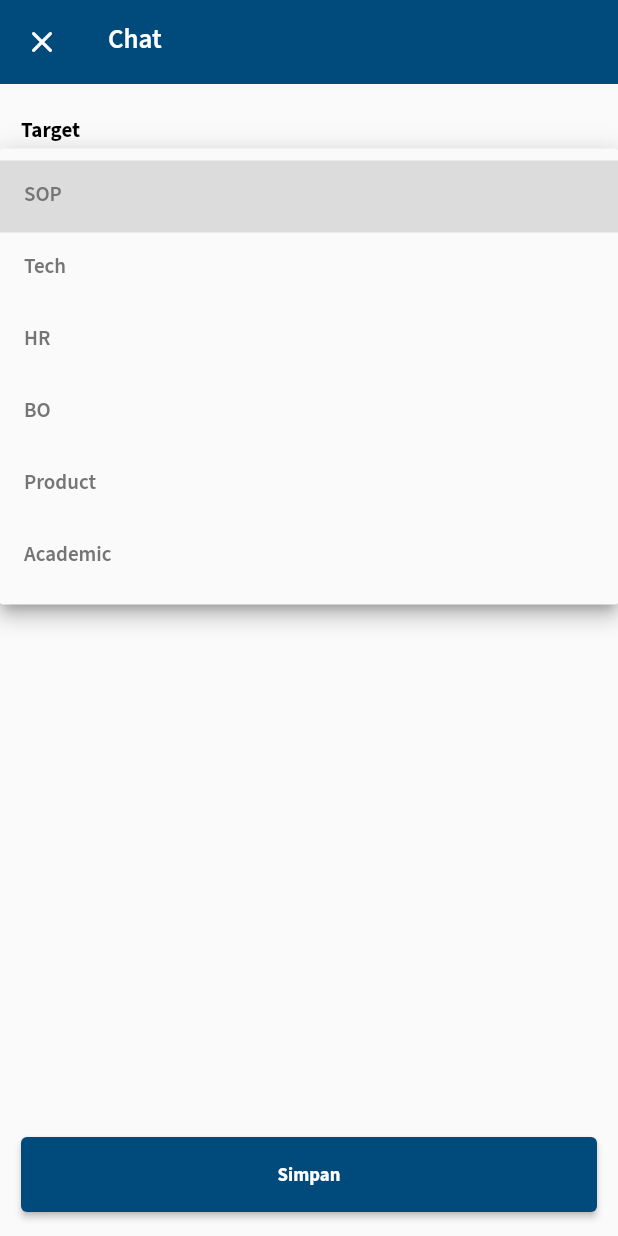
After one commit to riyanurdiansyah/arfriendv2, a Flutter app: the HistoryChatPage screen opened by its route, after a tap on the "add" icon, after a tap on ".....", on a phone screen of 412 x 824 dp. The commit adds this screen. Run offline on Flutter 3.47's test engine with Material 2 defaults, Android fonts, the phone set to English and light mode, and no system bars; our stand-ins replace animated_text_kit, cloud_firestore, csv, dartz, dio, dropdown_button2 and 10 more; accounts and stored records are empty.

Commit message:
update mobile

```diff
--- a/lib/blocs/chat/chat_bloc.dart
+++ b/lib/blocs/chat/chat_bloc.dart
@@ -53,6 +53,7 @@ class ChatBloc extends Bloc<ChatEvent, ChatState> {
         .doc("configs")
         .get());
     apiKey = data.data()!["api_key"];
+    print("object");
     add(ChatOnGetListHistoryMessageEvent());
     add(ChatOnStreamHistoryEvent());
     emit(state.copyWith(isLoadingSetup: false));
@@ -146,6 +147,7 @@ class ChatBloc extends Bloc<ChatEvent, ChatState> {
       "target": state.target.isEmpty ? "all" : state.target,
       "idTarget": "",
     };
+    tcTitle.clear();
     await apiService.createChat(body);
     add(ChatOnGetListHistoryMessageEvent());
   }
@@ -211,6 +213,7 @@ class ChatBloc extends Bloc<ChatEvent, ChatState> {
       final ava = await speech.initialize();
       if (ava) {
         speech.listen(
+          localeId: "id_ID",
           onResult: (result) {
             debugPrint("HASIL : ${result.recognizedWords}");
             tcQuestion.text = result.recognizedWords;
--- /dev/null
+++ b/lib/pages/mobile/history_chat_page.dart
@@ -0,0 +1,241 @@
+import 'package:arfriendv2/utils/app_color.dart';
+import 'package:arfriendv2/utils/app_text.dart';
+import 'package:arfriendv2/utils/route_name.dart';
+import 'package:flutter/material.dart';
+import 'package:flutter/services.dart';
+import 'package:flutter_bloc/flutter_bloc.dart';
+import 'package:go_router/go_router.dart';
+import 'package:google_fonts/google_fonts.dart';
+
+import '../../blocs/chat/chat_bloc.dart';
+import '../../utils/app_constanta.dart';
+import '../../utils/validators.dart';
+
+class HistoryChatPage extends StatefulWidget {
+  const HistoryChatPage({super.key});
+
+  @override
+  State<HistoryChatPage> createState() => _HistoryChatPageState();
+}
+
+class _HistoryChatPageState extends State<HistoryChatPage> {
+  final _chatBloc = ChatBloc();
+  final GlobalKey<ScaffoldState> _scaffoldKey = GlobalKey<ScaffoldState>();
+
+  @override
+  void initState() {
+    _chatBloc.add(ChatInitialEvent());
+    super.initState();
+  }
+
+  @override
+  Widget build(BuildContext context) {
+    final size = MediaQuery.of(context).size;
+    return AnnotatedRegion(
+      value: SystemUiOverlayStyle(
+        statusBarColor:
+            colorPrimaryDark.withOpacity(0.5), // ubah warna status bar disini
+      ),
+      child: BlocProvider<ChatBloc>(
+        create: (context) => _chatBloc,
+        child: SafeArea(
+          child: Scaffold(
+            key: _scaffoldKey,
+            endDrawer: Scaffold(
+              appBar: AppBar(
+                backgroundColor: colorPrimaryDark,
+                leading: IconButton(
+                  onPressed: () => _scaffoldKey.currentState!.closeEndDrawer(),
+                  icon: const Icon(
+                    Icons.close_rounded,
+                    color: Colors.white,
+                  ),
+                ),
+                title: AppText.labelW600(
+                  "Chat",
+                  18,
+                  Colors.white,
+                ),
+                iconTheme: const IconThemeData(),
+                elevation: 0,
+              ),
+              body: Form(
+                child: Padding(
+                  padding:
+                      const EdgeInsets.symmetric(vertical: 25, horizontal: 14),
+                  child: Column(
+                    crossAxisAlignment: CrossAxisAlignment.start,
+                    mainAxisSize: MainAxisSize.min,
+                    children: [
+                      AppText.labelW700(
+                        "Target",
+                        14,
+                        Colors.black,
+                      ),
+                      const SizedBox(
+                        height: 12,
+                      ),
+                      DropdownButtonFormField<String>(
+                        items: listDivisi.map((String data) {
+                          return DropdownMenuItem<String>(
+                            value: data,
+                            child: Row(
+                              children: <Widget>[
+                                AppText.labelW600(
+                                  data,
+                                  14,
+                                  Colors.grey.shade600,
+                                ),
+                              ],
+                            ),
+                          );
+                        }).toList(),
+                        onChanged: (val) =>
+                            _chatBloc.add(ChatOnChangeTargetEvent(val!)),
+                        decoration: InputDecoration(
+                          hintStyle: GoogleFonts.poppins(),
+                          contentPadding: const EdgeInsets.symmetric(
+                              vertical: 0, horizontal: 12),
+                          hintText: ".....",
+                          border: const OutlineInputBorder(),
+                        ),
+                      ),
+                      const SizedBox(
+                        height: 18,
+                      ),
+                      AppText.labelW700(
+                        "Judul Chat",
+                        14,
+                        Colors.black,
+                      ),
+                      const SizedBox(
+                        height: 12,
+                      ),
+                      TextFormField(
+                        controller: _chatBloc.tcTitle,
+                        textInputAction: TextInputAction.done,
+                        validator: (val) => Validators.requiredField(val!),
+                        decoration: InputDecoration(
+                          hintStyle: GoogleFonts.poppins(),
+                          contentPadding: const EdgeInsets.symmetric(
+                              vertical: 0, horizontal: 12),
+                          hintText: "....",
+                          border: const OutlineInputBorder(),
+                        ),
+                        // onChanged: (val) =>
+                        //     _blastBloc.add(BlastOnChangeTextFieldEvent("hp", val)),
+                      ),
+                    ],
+                  ),
+                ),
+              ),
+              bottomNavigationBar: Container(
+                margin:
+                    const EdgeInsets.symmetric(vertical: 16, horizontal: 14),
+                height: 50,
+                child: ElevatedButton(
+                  style: ElevatedButton.styleFrom(
+                    backgroundColor: colorPrimaryDark,
+                  ),
+                  onPressed: () {
+                    context.pop();
+                    _chatBloc.add(ChatOnCreateMessageEvent());
+                  },
+                  child: Text(
+                    'Simpan',
+                    style: GoogleFonts.sourceSansPro(
+                      fontSize: 12.5,
+                      fontWeight: FontWeight.w700,
+                      color: Colors.white,
+                    ),
+                  ),
+                ),
+              ),
+            ),
+            appBar: AppBar(
+              elevation: 0,
+              backgroundColor: colorPrimaryDark,
+              automaticallyImplyLeading: false,
+              centerTitle: false,
+              title: Image.asset(
+                "assets/images/logo.webp",
+                width: 125,
+              ),
+              actions: [
+                IconButton(
+                  onPressed: () {
+                    _scaffoldKey.currentState!.openEndDrawer();
+                  },
+                  icon: const Icon(
+                    Icons.add_rounded,
+                  ),
+                )
+              ],
+            ),
+            body: Stack(
+              children: [
+                // SizedBox(
+                //   width: double.infinity,
+                //   height: size.height,
+                //   child: Image.asset(
+                //     "assets/images/bg.webp",
+                //     fit: BoxFit.cover,
+                //   ),
+                // ),
+                BlocBuilder<ChatBloc, ChatState>(
+                  builder: (context, state) {
+                    if (state.listHistory.isEmpty) {
+                      return Center(
+                        child: Column(
+                          mainAxisAlignment: MainAxisAlignment.center,
+                          children: [
+                            AppText.labelW400(
+                              "Tidak ada history",
+                              16,
+                              Colors.grey,
+                            ),
+                          ],
+                        ),
+                      );
+                    }
+                    return Column(
+                      children: List.generate(
+                        state.listHistory.length,
+                        (index) => ListTile(
+                          onTap: () {
+                            _chatBloc.add(ChatOnTapHistoryIdEvent(
+                                state.listHistory[index].idChat));
+                            context.pushNamed(RouteName.chatapp,
+                                extra: _chatBloc,
+                                queryParameters: {
+                                  "id": state.listHistory[index].idChat
+                                });
+                          },
+                          title: Text(
+                            state.listHistory[index].target,
+                            style: GoogleFonts.sourceSansPro(
+                              fontSize: 11.5,
+                              fontWeight: FontWeight.w600,
+                            ),
+                          ),
+                          subtitle: Text(
+                            state.listHistory[index].title,
+                            style: GoogleFonts.sourceSansPro(
+                              fontSize: 14,
+                              fontWeight: FontWeight.w600,
+                              color: Colors.grey.shade600,
+                            ),
+                          ),
+                        ),
+                      ),
+                    );
+                  },
+                ),
+              ],
+            ),
+          ),
+        ),
+      ),
+    );
+  }
+}
--- a/lib/utils/app_dialog.dart
+++ b/lib/utils/app_dialog.dart
@@ -203,7 +203,6 @@ class AppDialog {
                     height: 12,
                   ),
                   TextFormField(
-                    keyboardType: TextInputType.number,
                     controller: trainBloc.tcTitle,
                     validator: (val) => Validators.requiredField(val!),
                     decoration: InputDecoration(
@@ -629,7 +628,6 @@ class AppDialog {
                     height: 12,
                   ),
                   TextFormField(
-                    keyboardType: TextInputType.number,
                     controller: trainBloc.tcTitleFile,
                     validator: (val) => Validators.requiredField(val!),
                     decoration: InputDecoration(
@@ -780,7 +778,6 @@ class AppDialog {
                     height: 12,
                   ),
                   TextFormField(
-                    keyboardType: TextInputType.number,
                     controller: chatBloc.tcTitle,
                     validator: (val) => Validators.requiredField(val!),
                     decoration: InputDecoration(
--- a/lib/utils/route_name.dart
+++ b/lib/utils/route_name.dart
@@ -12,4 +12,8 @@ abstract class RouteName {
   static const String train = "train";
 
   static const String history = "history";
+
+  static const String chatapp = "chatapp";
+
+  static const String historyapp = "historyapp";
 }
--- a/lib/utils/web_route.dart
+++ b/lib/utils/web_route.dart
@@ -1,3 +1,6 @@
+import 'package:arfriendv2/blocs/chat/chat_bloc.dart';
+import 'package:arfriendv2/pages/mobile/chat_page.dart';
+import 'package:arfriendv2/pages/mobile/history_chat_page.dart';
 import 'package:arfriendv2/pages/web/web_chat_page.dart';
 import 'package:arfriendv2/pages/web/web_home_page.dart';
 import 'package:arfriendv2/pages/web/web_train_page.dart';
@@ -42,6 +45,28 @@ GoRouter router = GoRouter(
       name: 'masuk',
       pageBuilder: (context, state) => buildPageWithDefaultTransition(
           context: context, state: state, child: const WebLoginPage()),
+    ),
+    GoRoute(
+      path: '/historyapp',
+      name: 'historyapp',
+      pageBuilder: (context, state) => buildPageWithDefaultTransition(
+          context: context, state: state, child: const HistoryChatPage()),
+    ),
+    GoRoute(
+      path: '/chatapp',
+      name: 'chatapp',
+      pageBuilder: (context, state) {
+        final chatBloc = state.extra as ChatBloc;
+        final id = state.queryParameters["id"] ?? "";
+        return buildPageWithDefaultTransition(
+          context: context,
+          state: state,
+          child: ChatPage(
+            id: id,
+            chatBloc: chatBloc,
+          ),
+        );
+      },
     ),
     ShellRoute(
       navigatorKey: shellNavigatorKey,
```
Also changed, not shown: lib/pages/mobile/chat_page.dart (added, +183 -0 lines), lib/pages/web/web_login_page.dart (+6 -4 lines), lib/pages/welcome_page.dart (+9 -3 lines), 2 other files.
